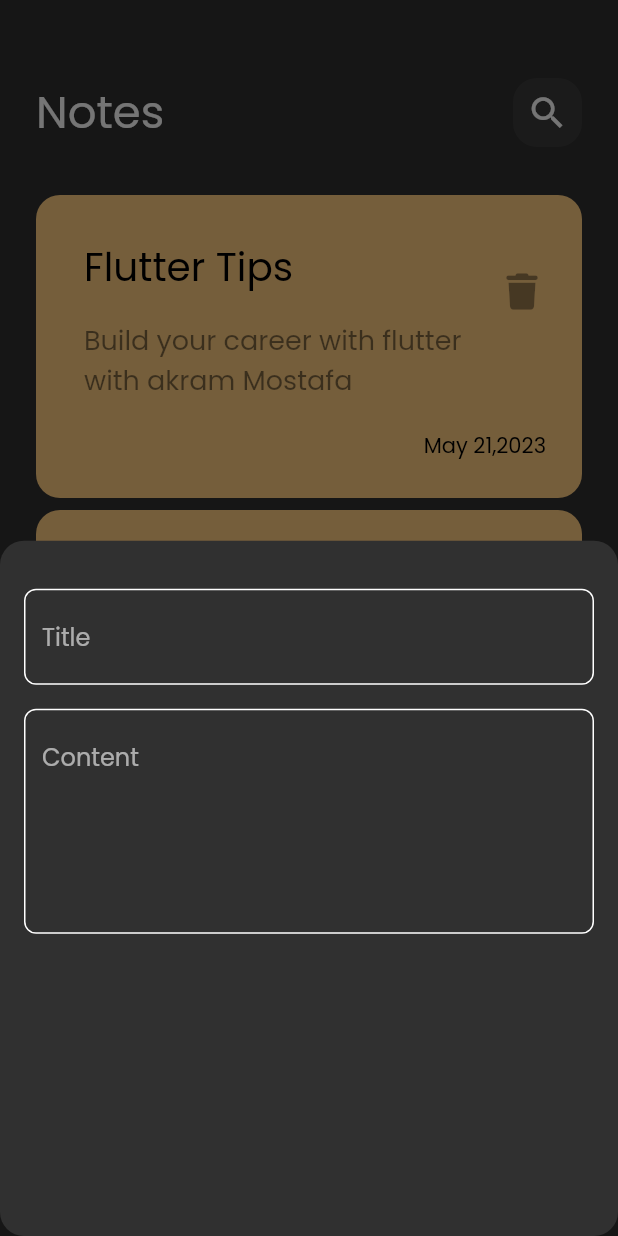
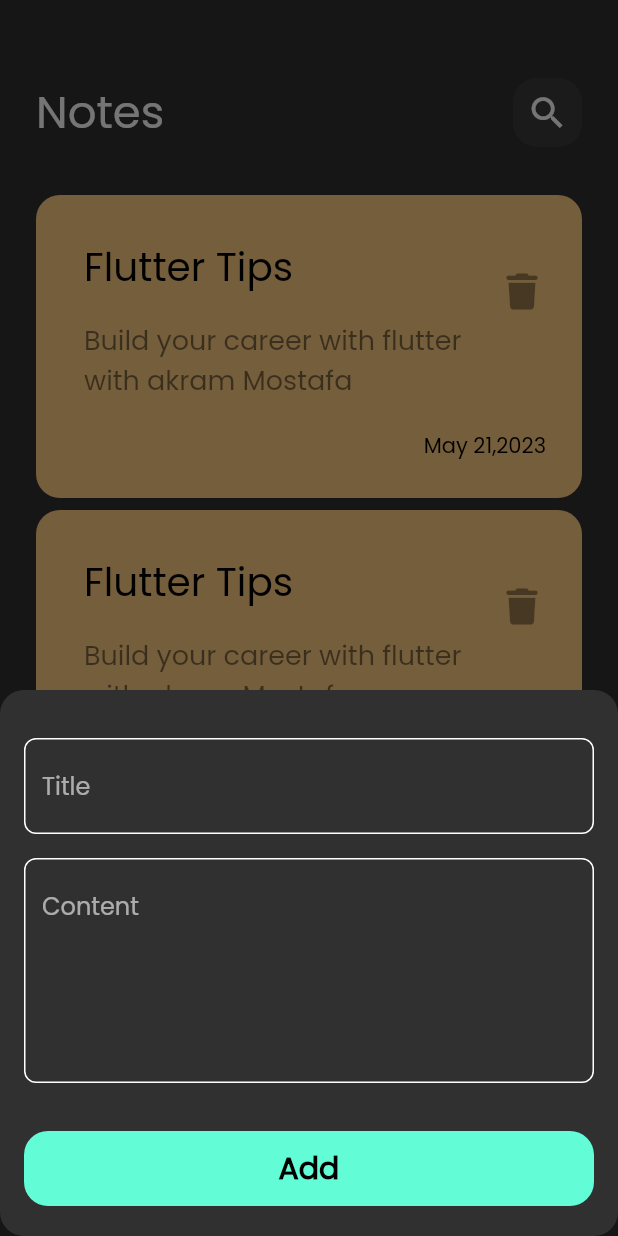
Before and after one commit to AkramMostafaa/notes_app, a Flutter app: the screen it shows after launch, after a tap on the "add" icon, on a phone screen of 412 x 824 dp. Run offline on Flutter 3.47's test engine with Material 2 defaults, Android fonts, the phone set to English and light mode, and no system bars; our stand-ins replace font_awesome_flutter, hive, hive_flutter; accounts and stored records are empty; generated files the repository leaves out were written again.

```diff
--- a/lib/views/notes_view.dart
+++ b/lib/views/notes_view.dart
@@ -17,6 +17,7 @@
               builder: (context){
             return const AddNoteBottomSheet();
           });
+
         },
         child: Icon(Icons.add),
       ),
--- a/lib/views/widgets/add_note_bottom_sheet.dart
+++ b/lib/views/widgets/add_note_bottom_sheet.dart
@@ -1,4 +1,6 @@
 import 'package:flutter/material.dart';
+import 'package:notess_app/constant/constant.dart';
+import 'package:notess_app/views/widgets/custom_button.dart';
 import 'package:notess_app/views/widgets/custom_text_field.dart';
 
 class AddNoteBottomSheet extends StatelessWidget {
@@ -6,21 +8,71 @@
 
   @override
   Widget build(BuildContext context) {
-    return Padding(
-      padding: const EdgeInsets.symmetric(horizontal: 16.0),
+    return const Padding(
+      padding:  EdgeInsets.symmetric(horizontal: 16.0),
+      child:   SingleChildScrollView(
+        child:  AddNoteForm(),
+      ),
+    );
+  }
+}
+
+
+class AddNoteForm extends StatefulWidget {
+  const AddNoteForm({Key? key}) : super(key: key);
+
+
+  @override
+  State<AddNoteForm> createState() => _AddNoteFormState();
+}
+
+class _AddNoteFormState extends State<AddNoteForm> {
+  final GlobalKey<FormState> formKey=GlobalKey();
+  AutovalidateMode autovalidateMode =AutovalidateMode.disabled;
+  String? title,subTitle;
+  @override
+  Widget build(BuildContext context) {
+    return Form(
+      key: formKey,
+      autovalidateMode: autovalidateMode,
       child: Column(
-children: const [
-  SizedBox(height: 32,),
+        children:  [
+         const SizedBox(
+            height: 32,
+          ),
           CustomTextField(
             hint: 'Title',
+            onSaved: (value){
+              title=value;
+          },
           ),
-  SizedBox(
+          const SizedBox(
             height: 16,
           ),
           CustomTextField(
             hint: 'Content',
             maxLine: 5,
+            onSaved: (value){
+              subTitle=value;
+            },
           ),
+          const SizedBox(height: 32,),
+
+          CustomButton(
+            text: 'Add',
+            onTap: (){
+              if(formKey.currentState!.validate()){
+                formKey.currentState!.save();
+
+              }else
+                {
+                  autovalidateMode=AutovalidateMode.always;
+                  setState((){});
+                }
+
+            },
+          ),
+          const SizedBox(height: 20,),
         ],
       ),
     );
--- /dev/null
+++ b/lib/views/widgets/custom_button.dart
@@ -0,0 +1,31 @@
+import 'package:flutter/material.dart';
+import 'package:notess_app/constant/constant.dart';
+
+class CustomButton extends StatelessWidget {
+  const CustomButton({
+    Key? key, required this.text,  this.onTap,
+  }) : super(key: key);
+  final String text;
+  final void Function()? onTap;
+
+  @override
+  Widget build(BuildContext context) {
+    return GestureDetector(
+      onTap: onTap,
+      child: Container(
+        height: 50,
+        width: MediaQuery.of(context).size.width,
+        child: Center(child: Text(text,style: TextStyle(
+          fontSize: 20,
+            fontWeight: FontWeight.bold,
+            color: Colors.black
+        ),)),
+        decoration: BoxDecoration(
+          borderRadius: BorderRadius.circular(16),
+          color: KPrimaryColor,
+
+        ),
+      ),
+    );
+  }
+}
--- a/lib/views/widgets/custom_text_field.dart
+++ b/lib/views/widgets/custom_text_field.dart
@@ -3,13 +3,25 @@
 import 'package:notess_app/constant/constant.dart';
 
 class CustomTextField extends StatelessWidget {
-  const CustomTextField({Key, required this.hint,  this.maxLine=1 }) ;
+  const CustomTextField({ required this.hint,  this.maxLine=1, this.onSaved }) ;
 final String hint;
 final int maxLine;
+final void Function(String?)?onSaved;
   @override
   Widget build(BuildContext context) {
-    return TextField(
+    return TextFormField(
+      onSaved: onSaved,
       maxLines: maxLine,
+      validator: (value){
+        if(value?.isEmpty?? true)
+          {
+            return 'Field is required';
+          }else{
+          return null;
+
+        }
+
+      },
 
       cursorColor:KPrimaryColor,
       decoration: InputDecoration(
```
Lines whose indentation alone changed are shown as unchanged.
